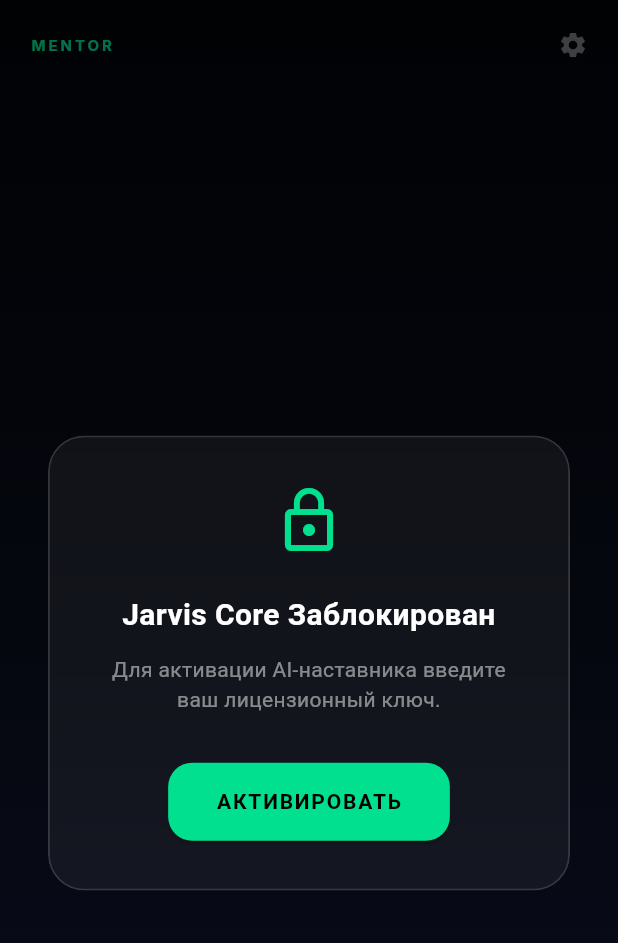
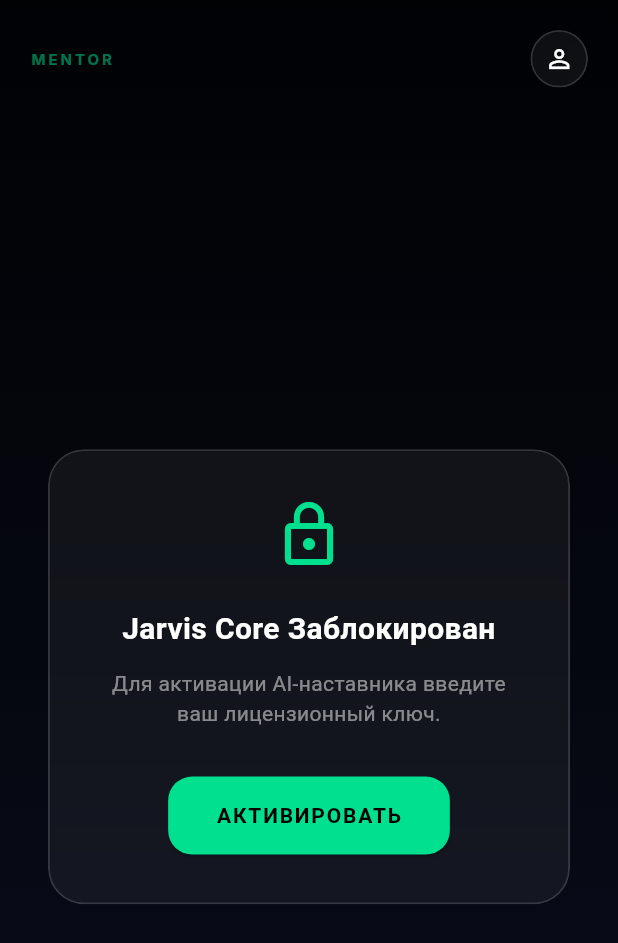
Before and after one commit to vaworonisul654-sys/iamandroidjvs, a Flutter app: the MentorView screen opened directly, on a phone screen of 412 x 824 dp. Shown: the top 943 px of the screen. Run offline on Flutter 3.47's test engine with Material 3 defaults, Android fonts, the phone set to English and light mode, and no system bars; our stand-ins replace audioplayers, camera, google_fonts, image_picker, permission_handler, shared_preferences; missing offline and left inert: flutter_sound; accounts and stored records are empty; statements that could not run were skipped.

Commit message:
fix: resolve missing imports and unify header UI across all views

```diff
--- a/lib/views/memory_view.dart
+++ b/lib/views/memory_view.dart
@@ -3,6 +3,7 @@ import 'package:provider/provider.dart';
 import '../utils/design_system.dart';
 import '../viewmodels/memory_view_model.dart';
 import '../models/learner_profile.dart';
+import 'profile_view.dart';
 
 class MemoryView extends StatelessWidget {
   const MemoryView({super.key});
--- a/lib/views/mentor_view.dart
+++ b/lib/views/mentor_view.dart
@@ -77,6 +77,8 @@ class _MentorViewState extends State<MentorView> with SingleTickerProviderStateM
         mainAxisAlignment: MainAxisAlignment.spaceBetween,
         children: [
           Text("MENTOR", style: DesignSystem.labelSmall),
+          Row(
+            children: [
               if (viewModel.isActivated)
                 DesignSystem.glassCard(
                   radius: 12,
@@ -89,7 +91,17 @@ class _MentorViewState extends State<MentorView> with SingleTickerProviderStateM
                     ],
                   ),
                 ),
-          const Icon(Icons.settings, color: Colors.white24, size: 20),
+              const SizedBox(width: 12),
+              GestureDetector(
+                onTap: () => Navigator.push(context, MaterialPageRoute(builder: (_) => const ProfileView())),
+                child: DesignSystem.glassCard(
+                  radius: 50,
+                  padding: const EdgeInsets.all(8),
+                  child: const Icon(Icons.person_outline, color: Colors.white, size: 20),
+                ),
+              ),
+            ],
+          ),
         ],
       ),
     );
--- a/lib/views/translator_view.dart
+++ b/lib/views/translator_view.dart
@@ -3,6 +3,7 @@ import 'package:provider/provider.dart';
 import '../utils/design_system.dart';
 import '../viewmodels/translator_view_model.dart';
 import '../models/language.dart';
+import 'profile_view.dart';
 
 class MainTranslatorView extends StatelessWidget {
   const MainTranslatorView({super.key});
```
Also changed, not shown: lib/views/photo_view.dart (+13 -0 lines). Lines whose indentation alone changed are shown as unchanged.
